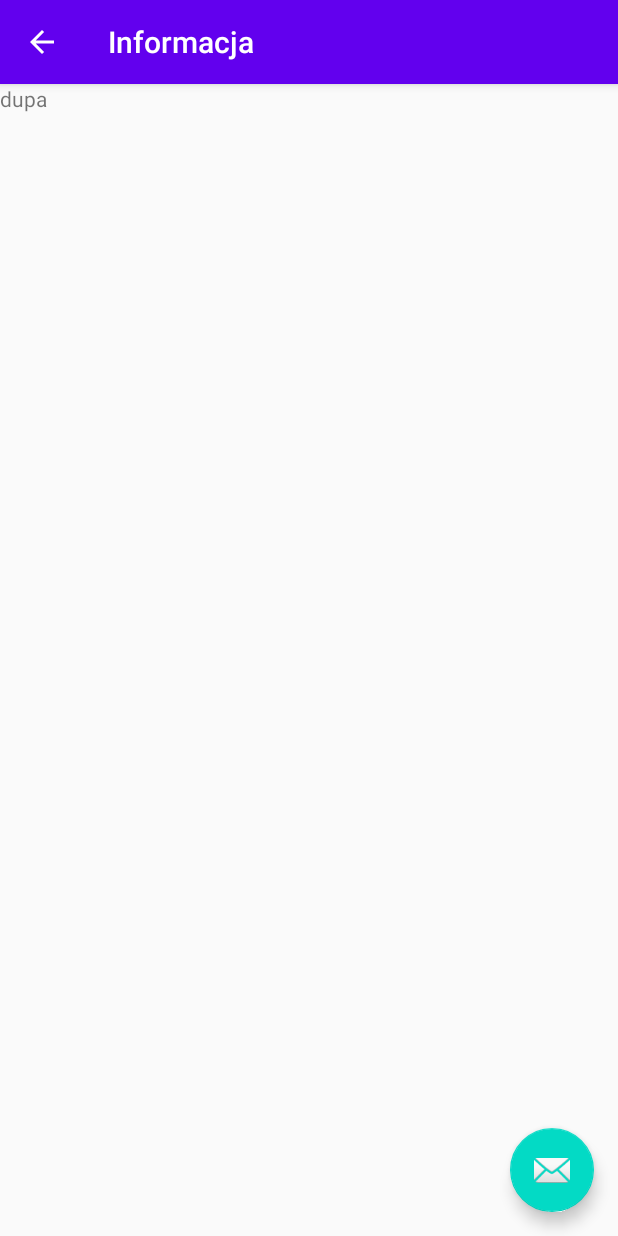
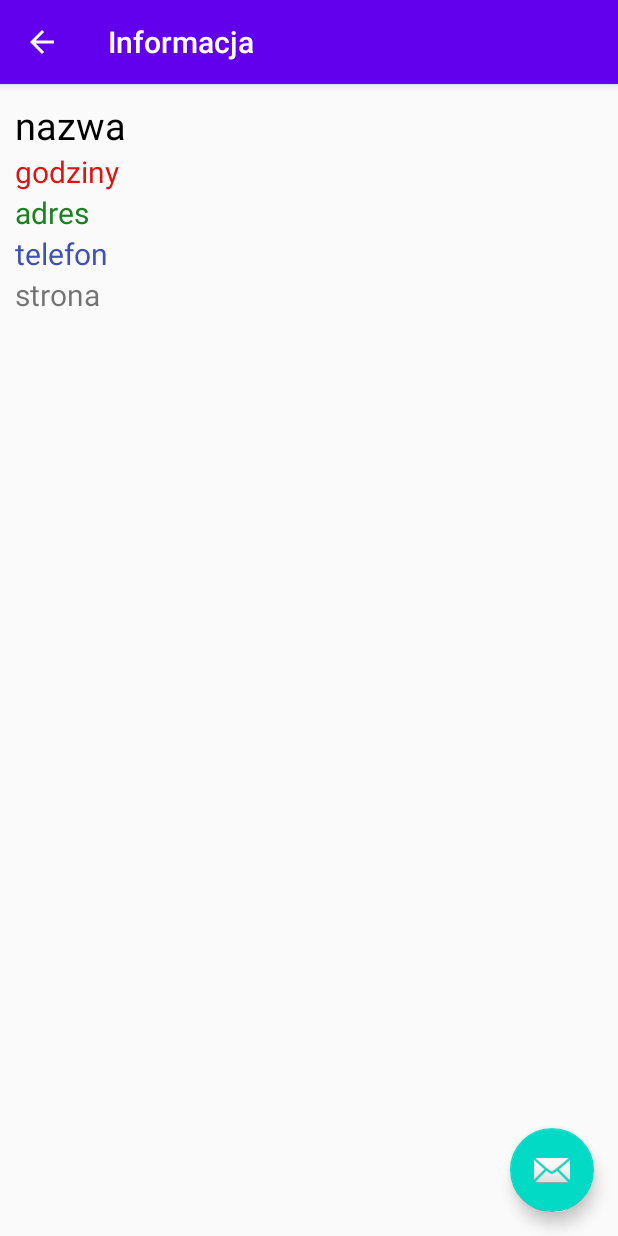
Before and after one commit to kinga081/Kajaki, an Android app: the Informacja screen opened directly, with no data from a screen before it, on a phone screen of 412 x 824 dp. Run offline under Robolectric (Android 15) with nearby library versions, the phone set to English and light mode, and no system bars; our stand-ins replace Firebase (no records; nobody signed in at launch, a user with empty details on screens opened directly); 5 statements that could not run were skipped.

Commit message:
info bez listy

```diff
--- a/app/src/main/java/com/example/kajax/Informacja.java
+++ b/app/src/main/java/com/example/kajax/Informacja.java
@@ -22,6 +22,9 @@ import androidx.annotation.Nullable;
 import androidx.appcompat.app.AppCompatActivity;
 import androidx.appcompat.widget.Toolbar;
 
+import android.text.Html;
+import android.text.Spanned;
+import android.text.method.LinkMovementMethod;
 import android.view.View;
 import android.widget.AdapterView;
 import android.widget.ArrayAdapter;
@@ -40,6 +43,7 @@ public class Informacja extends AppCompatActivity {
     private ListView listView;
     public ArrayAdapter<String> arrayAdapter;
     private TextView text;
+    private Spanned HyperLink;
 
     @Override
     protected void onCreate(Bundle savedInstanceState) {
@@ -54,7 +58,10 @@ public class Informacja extends AppCompatActivity {
         final String title = getIntent().getStringExtra("title");
         final String value = getIntent().getStringExtra("value");
 
-        text =(TextView) findViewById(R.id.text);
+        //text =(TextView) findViewById(R.id.text);
+
+        mDatabaseReference = FirebaseDatabase.getInstance().getReference(value).child( title );
+        ////final String player = mDatabaseReference.push().getKey();
 
         FloatingActionButton fab = findViewById( R.id.fab );
         fab.setOnClickListener( new View.OnClickListener() {
@@ -65,24 +72,25 @@ public class Informacja extends AppCompatActivity {
                         .setAction( "Action", null ).show();
             }
         } );
-        Lokalizacje user = new Lokalizacje();
-        mDatabaseReference = FirebaseDatabase.getInstance().getReference(value).child( title );
+
+
         listView =(ListView) findViewById(R.id.lista);
         arrayAdapter=new ArrayAdapter<String>(this, android.R.layout.simple_list_item_1,arrayList);
         listView.setAdapter(arrayAdapter);
 
-/*
+
 
         mDatabaseReference.addListenerForSingleValueEvent(new ValueEventListener() {
             @Override
             public void onDataChange(DataSnapshot dataSnapshot) {
 
-                for (DataSnapshot s : dataSnapshot.getChildren()){
-                    Lokalizacje user = s.getValue(Lokalizacje.class);
-                    text.setText( user.getAdress() );
-
-
-                }
+                Lokalizacje user = dataSnapshot.getValue(Lokalizacje.class);
+                    ((TextView)findViewById(R.id.nazwa)).setText(user.getName());
+                    ((TextView)findViewById(R.id.adres)).setText("Adres: "+user.getAdress());
+                    ((TextView)findViewById(R.id.godziny)).setText("Godziny otwarcia: "+user.getH_open());
+                    ((TextView)findViewById(R.id.telefon)).setText("Telefon: "+user.getTel());
+                    ((TextView)findViewById(R.id.strona)).setMovementMethod( LinkMovementMethod.getInstance());
+                    ((TextView)findViewById(R.id.strona)).setText(Html.fromHtml("<a href='https://"+user.getWeb()+"'>"+user.getWeb()+"</a>"));
 
             }
 
@@ -90,10 +98,10 @@ public class Informacja extends AppCompatActivity {
             public void onCancelled(@NonNull DatabaseError databaseError) {
 
             }
-        });*/
+        });
         //arrayAdapter.notifyDataSetChanged();
         //arrayAdapter=new ArrayAdapter<String>(this, android.R.layout.simple_list_item_1,arrayList);
-
+/*
         mDatabaseReference.addChildEventListener(new ChildEventListener() {  ///lista
             @Override
             public void onChildAdded(@NonNull DataSnapshot dataSnapshot, @Nullable String s) {
@@ -124,7 +132,7 @@ public class Informacja extends AppCompatActivity {
 
             }
         });
-
+*/
    // lista.add( arrayList.get( 5 ) );
        // lista.add( "Adres: "+arrayList.get( 1 ) );
 
--- a/app/src/main/java/com/example/kajax/Lokalizacje.java
+++ b/app/src/main/java/com/example/kajax/Lokalizacje.java
@@ -16,7 +16,7 @@ class Lokalizacje {
     String name;
     String adress;
     String h_open;
-    float tel;
+    String tel;
     String web;
     float Latitude;
     float longitude;
@@ -39,7 +39,7 @@ class Lokalizacje {
         return h_open;
     }
 
-    public float getTel() {
+    public String getTel() {
         return tel;
     }
 
--- a/app/src/main/res/layout/content_main2.xml
+++ b/app/src/main/res/layout/content_main2.xml
@@ -9,11 +9,43 @@
     <LinearLayout
         android:layout_width="match_parent"
         android:layout_height="match_parent"
-        android:orientation="vertical">
-<TextView android:id="@+id/text"
-    android:text="dupa"
-    android:layout_width="wrap_content"
-    android:layout_height="wrap_content"></TextView>
+        android:orientation="vertical"
+        android:layout_margin="10dp">
+
+    <TextView android:id="@+id/nazwa"
+        android:text="nazwa"
+        android:textSize="25dp"
+        android:textColor="#000000"
+        android:layout_width="wrap_content"
+        android:layout_height="wrap_content"></TextView>
+
+        <TextView android:id="@+id/godziny"
+            android:text="godziny"
+            android:textSize="20dp"
+            android:textColor="#DC1414"
+            android:layout_width="wrap_content"
+            android:layout_height="wrap_content"></TextView>
+
+        <TextView android:id="@+id/adres"
+            android:text="adres"
+            android:textSize="20dp"
+            android:textColor="#1D8021"
+            android:layout_width="wrap_content"
+            android:layout_height="wrap_content"></TextView>
+
+        <TextView android:id="@+id/telefon"
+            android:text="telefon"
+            android:textSize="20dp"
+            android:textColor="#3F51B5"
+            android:layout_width="wrap_content"
+            android:layout_height="wrap_content"></TextView>
+
+        <TextView android:id="@+id/strona"
+            android:text="strona"
+            android:textSize="20dp"
+            android:layout_width="wrap_content"
+            android:layout_height="wrap_content"></TextView>
+
         <ListView
             android:id="@+id/lista"
             android:layout_width="wrap_content"
```
Also changed, not shown: app/src/main/java/com/example/kajax/MapsActivity.java (+9 -27 lines).
